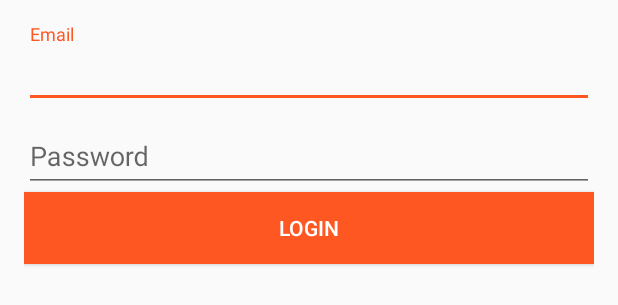
After one commit to maxdobler/Teilnehmerverwaltung, an Android app: the layout login_activity.xml on its own in the app's theme, with its tools: preview values and no code run, on a phone screen of 412 x 824 dp. The commit adds this screen. Shown: the top 305 px of the screen. Run offline under Robolectric (Android 15) with nearby library versions, the phone set to English and light mode, and no system bars.

Commit message:
Login implementiert

```diff
--- a/app/build.gradle
+++ b/app/build.gradle
@@ -41,6 +41,7 @@ dependencies {
     compile "com.android.support:recyclerview-v7:${supportLibVersion}"
 
     compile 'com.jakewharton:butterknife:8.5.1'
+    compile 'com.google.firebase:firebase-auth:10.0.1'
     compile 'com.google.firebase:firebase-database:10.0.1'
     compile 'com.firebaseui:firebase-ui-database:1.1.1'
 
--- a/app/src/main/AndroidManifest.xml
+++ b/app/src/main/AndroidManifest.xml
@@ -9,13 +9,14 @@
         android:label="@string/app_name"
         android:supportsRtl="true"
         android:theme="@style/AppTheme">
-        <activity android:name=".MainActivity">
+        <activity android:name=".login.LoginActivity">
             <intent-filter>
                 <action android:name="android.intent.action.MAIN" />
 
                 <category android:name="android.intent.category.LAUNCHER" />
             </intent-filter>
         </activity>
+        <activity android:name=".MainActivity" />
         <activity android:name=".customerDetail.CustomerDetailActivity" />
     </application>
 
--- /dev/null
+++ b/app/src/main/res/layout/login_activity.xml
@@ -0,0 +1,46 @@
+<?xml version="1.0" encoding="utf-8"?>
+<LinearLayout xmlns:android="http://schemas.android.com/apk/res/android"
+    xmlns:tools="http://schemas.android.com/tools"
+    android:id="@+id/login_activity"
+    android:layout_width="match_parent"
+    android:layout_height="match_parent"
+    android:orientation="vertical"
+    android:paddingBottom="@dimen/activity_vertical_margin"
+    android:paddingLeft="@dimen/activity_horizontal_margin"
+    android:paddingRight="@dimen/activity_horizontal_margin"
+    android:paddingTop="@dimen/activity_vertical_margin"
+    tools:context="de.maxdobler.teilnehmerverwaltung.login.LoginActivity">
+
+    <android.support.design.widget.TextInputLayout
+        android:layout_width="match_parent"
+        android:layout_height="wrap_content">
+
+        <android.support.v7.widget.AppCompatEditText
+            android:id="@+id/email"
+            android:layout_width="match_parent"
+            android:layout_height="wrap_content"
+            android:hint="@string/login_email_hint"
+            android:inputType="textEmailAddress" />
+    </android.support.design.widget.TextInputLayout>
+
+    <android.support.design.widget.TextInputLayout
+        android:layout_width="match_parent"
+        android:layout_height="wrap_content">
+
+        <android.support.v7.widget.AppCompatEditText
+            android:id="@+id/password"
+            android:layout_width="match_parent"
+            android:layout_height="wrap_content"
+            android:hint="@string/login_password_hint"
+            android:inputType="textPassword" />
+    </android.support.design.widget.TextInputLayout>
+
+    <Button
+        android:id="@+id/loginButton"
+        style="@style/buttonDefault"
+        android:layout_width="match_parent"
+        android:layout_height="wrap_content"
+        android:text="@string/login_button" />
+
+
+</LinearLayout>
--- a/app/src/main/res/values/strings.xml
+++ b/app/src/main/res/values/strings.xml
@@ -23,5 +23,11 @@
     <string name="customer_detail_quota_error">Kontingent darf nicht negativ sein</string>
     <string name="main_activity_action_add_customer_title">Kunde hinzufügen</string>
     <string name="customer_detail_title">Kunde hinzufügen</string>
+    <string name="login_password_hint">Password</string>
+    <string name="login_email_hint">Email</string>
+    <string name="login_button">Login</string>
+    <string name="login_email_error_message">Bitte Email-Adresse eingeben.</string>
+    <string name="login_password_error_message">Bitte Password eingeben.</string>
+    <string name="auth_failed">Login fehlgeschlagen. Überprüfen sie Ihre Eingabe.</string>
 
 </resources>
```
Also changed, not shown: app/src/main/java/de/maxdobler/teilnehmerverwaltung/login/LoginActivity.java (added, +81 -0 lines), app/src/main/java/de/maxdobler/teilnehmerverwaltung/util/StringUtils.java (added, +9 -0 lines).
